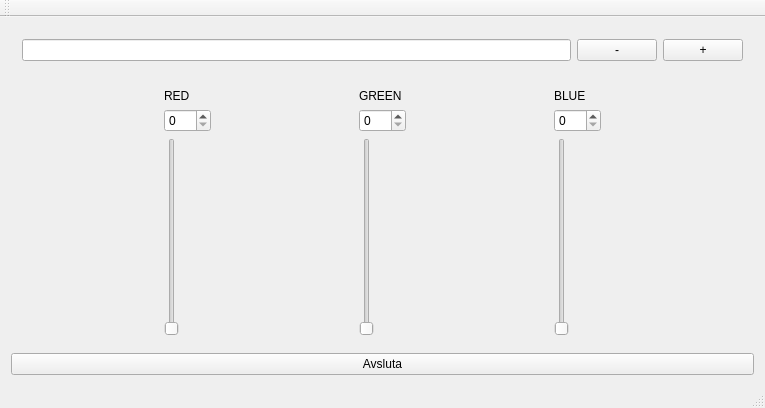
First picture: the form in deluppgift2/mainwindow.ui, repository jgaforsberg/linum-1-8, before the edit.
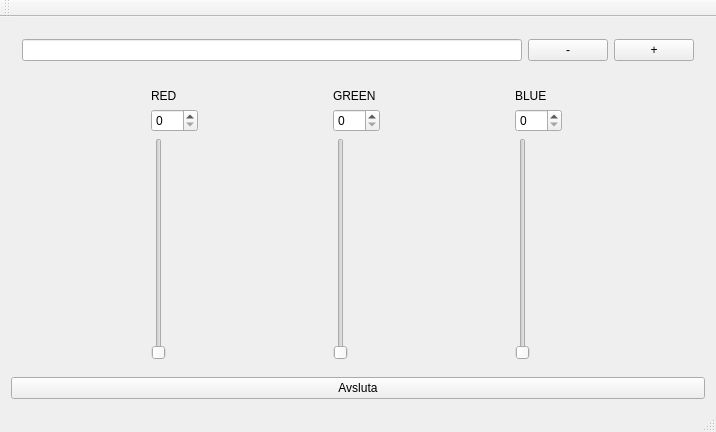
Second picture: the form after the edit.

Commit message: lagt till stegringsfunktion för lineEdit

What changed in the file:
```diff
--- a/deluppgift2/mainwindow.ui
+++ b/deluppgift2/mainwindow.ui
@@ -6,8 +6,8 @@
    <rect>
     <x>0</x>
     <y>0</y>
-    <width>765</width>
-    <height>408</height>
+    <width>716</width>
+    <height>432</height>
    </rect>
   </property>
   <property name="windowTitle">
```
Left out of the diff: 92 changed lines with no effect on the pictures. The commit also changes 2 other files.
